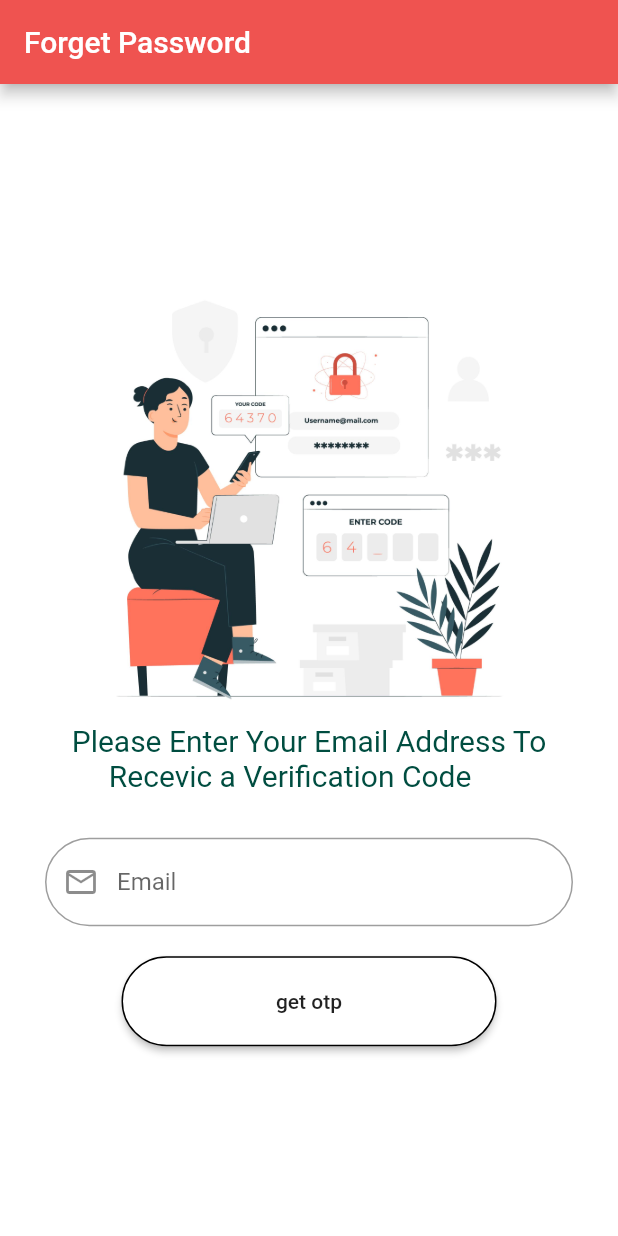
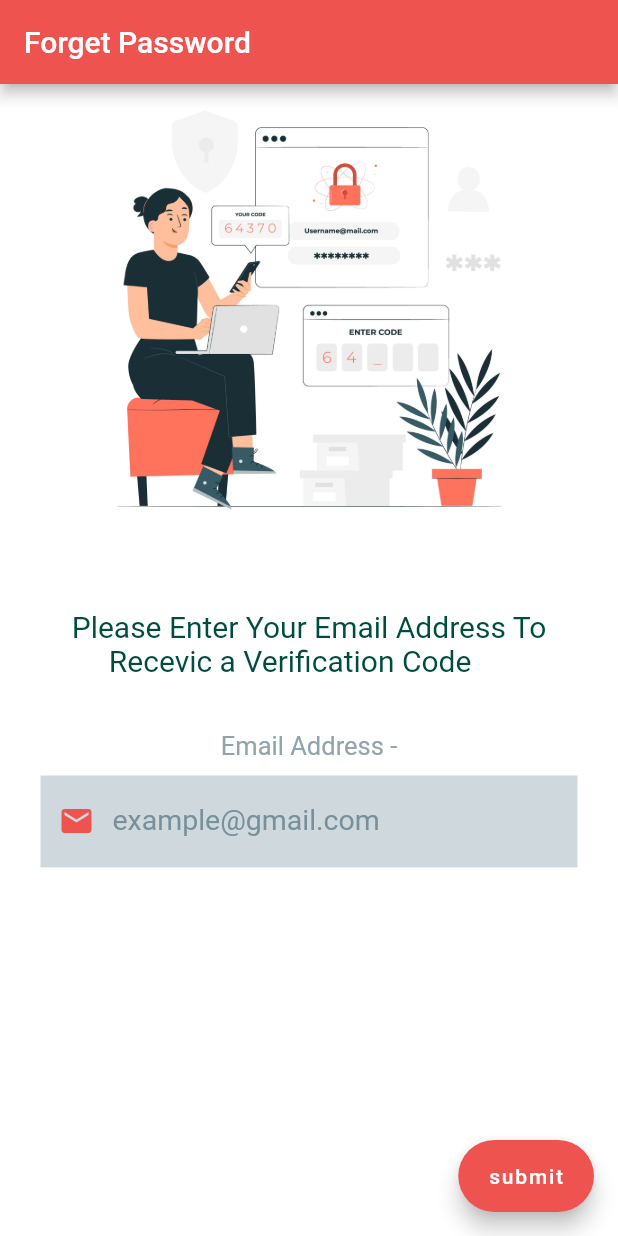
Before and after one commit to ayan-gorain/Cook-Fast, a Flutter app: the screen it shows after launch, on a phone screen of 412 x 824 dp. Run offline on Flutter 3.47's test engine with Material 2 defaults, Android fonts, the phone set to English and light mode, and no system bars; our stand-ins replace firebase_auth, firebase_core, flutter_screenutil, get, pinput and 1 more; missing offline and left inert: dart:ffi; accounts and stored records are empty; Roboto replaces fonts that are missing (Poppins, Poppins Pro, Source Sans Pro).

Commit message:
forget Page is done , activity remmaining

```diff
--- a/lib/pages/frogetPass.dart
+++ b/lib/pages/frogetPass.dart
@@ -10,73 +10,95 @@ class forgetpass extends StatelessWidget {
     return Scaffold(
       appBar: AppBar(
         backgroundColor: Colors.red[400],
-
-        title: Text ('Forget Password',
-          style: TextStyle(
-            fontFamily: 'Poppins'
-          ),
+        title: Text(
+          'Forget Password',
+          style: TextStyle(fontFamily: 'Poppins'),
         ),
       ),
       backgroundColor: Colors.white,
-        body: Center(
-          child: SingleChildScrollView(
+      body: SingleChildScrollView(
+        child: Center(
           child: Column(
-              mainAxisAlignment: MainAxisAlignment.spaceEvenly,
             children: [
               Container(
                 child: Image.asset('assets/images/forPass.png'),
                 width: 300,
               ),
-                Text('Please Enter Your Email Address To\n     Recevic a Verification Code',
+
+              SizedBox(height: 50),
+
+              Text(
+                'Please Enter Your Email Address To\n     Recevic a Verification Code',
                 style: TextStyle(
                     color: Colors.teal[900],
                     fontSize: 20,
-                    fontFamily: 'Poppins Pro'
-                ),),
-                SizedBox(height: 30,),
+                    fontFamily: 'Poppins Pro'),
+              ),
+
+              SizedBox(height: 35),
+
+              Column(
+                children: [
+                  Text(
+                    'Email Address -',
+                    style: TextStyle(
+                      color: Colors.blueGrey[300],
+                      fontSize: 17,
+                    ),
+                  ),
                   Padding(
-                  padding: const EdgeInsets.only(left: 30,right: 30),
+                    padding: EdgeInsets.symmetric(vertical: 10, horizontal: 27),
                     child: TextFormField(
-                    validator: (value){
-                      if(value!.isEmpty){
-                        return "email cannot be empty";
-                      }
-                      return null;
+                      decoration: InputDecoration(
+                        prefixIcon: Icon(
+                          Icons.mail,
+                          color: Colors.red[400],
+                        ),
+                        labelText: 'example@gmail.com',
+                        labelStyle: TextStyle(
+                          fontSize: 19,
+                          color: Colors.blueGrey[400],
+                          fontFamily: 'Source Sans Pro',
+                        ),
+                        border: InputBorder.none,
+                        fillColor: Colors.blueGrey[100],
+                        filled: true,
+                      ),
+                      keyboardType: TextInputType.emailAddress,
+                    ),
+                  ),
+                ],
+              ),
 
-                    },
-                    //onChanged: (value){
-                   //   _email=value.trim();
-                   // },
-                    decoration: InputDecoration(
-                      prefixIcon : Icon(Icons.mail_outline),
-                      border: OutlineInputBorder(borderRadius: BorderRadius.all(Radius.circular(30.0)),
-                        borderSide: BorderSide(color: Colors.blue),),
-                      labelText: 'Email',
-                      hintText: 'Enter Email here',
+              // Container(
+              //     color: Colors.blueGrey[100],
+              //     padding: EdgeInsets.all(0.2),
+              //     margin: EdgeInsets.symmetric(vertical: 10, horizontal: 27),
+              //     child: ListTile(
+              //       leading: Icon(
+              //         Icons.mail,
+              //         color: Colors.red[400],
+              //       ),
+              //       title: Text('example@gmail.com',
+              //           style: TextStyle(
+              //             fontSize: 19,
+              //             color: Colors.blueGrey[400],
+              //             fontFamily: 'Source Sans Pro',
+              //           )
+              //       ),
+              //     )
+              // )
+            ],
           ),
         ),
       ),
-                SizedBox(height: 20,),
-                MaterialButton(
-                  minWidth:250,
-                  height: 60,
-                  onPressed: ()  {  },
-                  color: Colors.white,
-                  shape: RoundedRectangleBorder(
-                      side: BorderSide(
-                        color: Colors.black,
+      floatingActionButton: FloatingActionButton.extended(
+        onPressed: () {
+          // Add your onPressed code here!
+        },
+        label: const Text('submit'),
+        backgroundColor: Colors.red[400],
       ),
-                      borderRadius: BorderRadius.circular(50)),
-                  child: Text("get otp",
-                      style: TextStyle(
-                        fontWeight: FontWeight.w500,
-                      )),
-                ),
-
-
-              ],
-            ),
-          ),
-        ));
+    );
   }
 }
```
Also changed, not shown: lib/pages/loginpage.dart (+29 -29 lines). Lines whose indentation alone changed are shown as unchanged.
